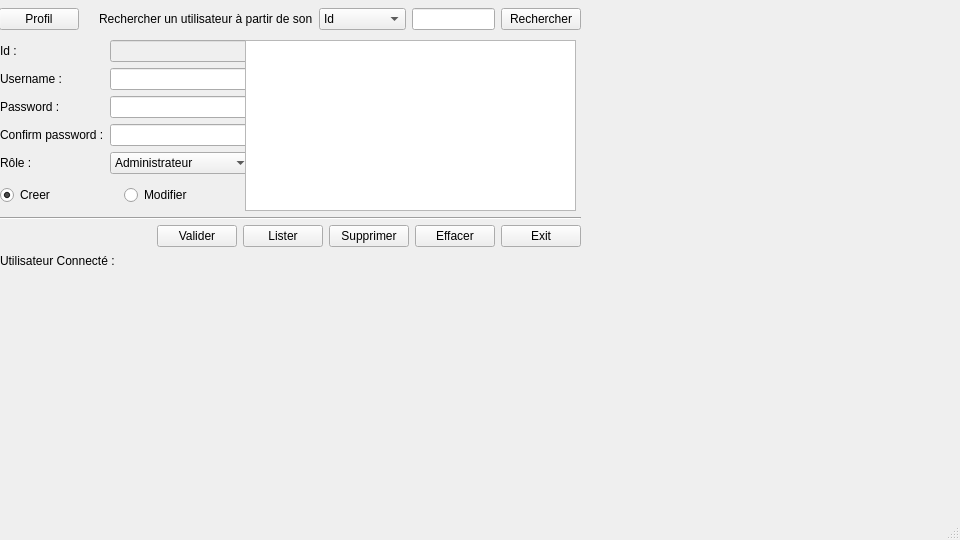
Old version of the form uiadministrateur.ui in the repository thiongane-ndiaga/gestion_des_notes.
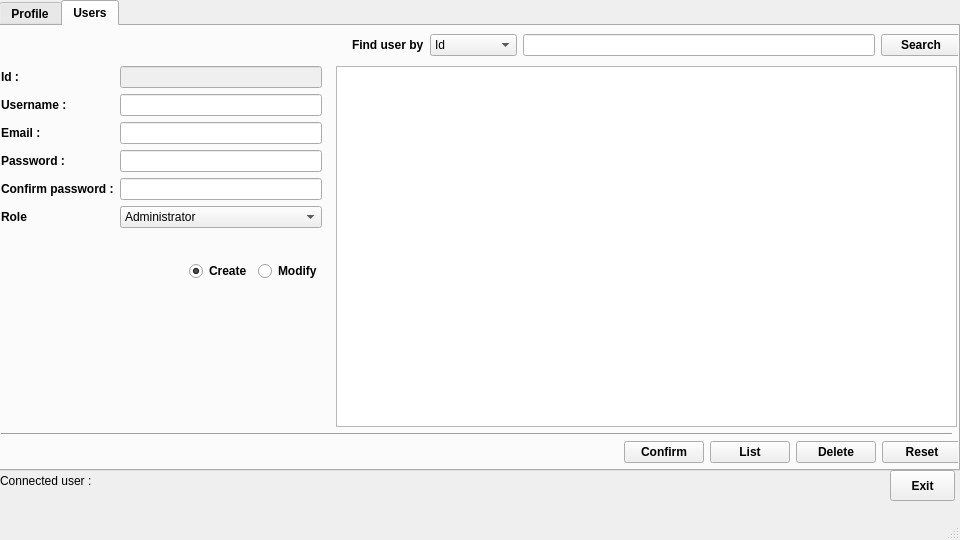
New version of the form.

Commit message: Refacturation UIAdministrateur

Diff of the .ui file:
```diff
--- a/uiadministrateur.ui
+++ b/uiadministrateur.ui
@@ -22,120 +22,285 @@
     <height>540</height>
    </size>
   </property>
+  <property name="font">
+   <font>
+    <family>Tahoma</family>
+    <weight>50</weight>
+    <bold>false</bold>
+   </font>
+  </property>
   <property name="windowTitle">
    <string>MainWindow</string>
   </property>
   <widget class="QWidget" name="centralwidget">
-   <widget class="QWidget" name="formLayoutWidget">
+   <widget class="QTabWidget" name="tabWidget">
     <property name="geometry">
      <rect>
-      <x>0</x>
+      <x>-1</x>
+      <y>0</y>
+      <width>961</width>
+      <height>471</height>
+     </rect>
+    </property>
+    <property name="font">
+     <font>
+      <family>Tahoma</family>
+      <weight>75</weight>
+      <bold>true</bold>
+     </font>
+    </property>
+    <property name="currentIndex">
+     <number>1</number>
+    </property>
+    <widget class="QWidget" name="tabProfile">
+     <attribute name="title">
+      <string>Profile</string>
+     </attribute>
+     <widget class="QWidget" name="horizontalLayoutWidget_5">
+      <property name="geometry">
+       <rect>
+        <x>-1</x>
       <y>40</y>
-      <width>252</width>
-      <height>152</height>
-     </rect>
-    </property>
-    <layout class="QFormLayout" name="formLayout">
+        <width>961</width>
+        <height>161</height>
+       </rect>
+      </property>
+      <layout class="QHBoxLayout" name="horizontalLayout_14">
+       <item>
+        <spacer name="horizontalSpacer_7">
+         <property name="orientation">
+          <enum>Qt::Horizontal</enum>
+         </property>
+         <property name="sizeHint" stdset="0">
+          <size>
+           <width>40</width>
+           <height>20</height>
+          </size>
+         </property>
+        </spacer>
+       </item>
+       <item>
+        <layout class="QFormLayout" name="formLayout_7">
      <item row="0" column="0">
-      <widget class="QLabel" name="labelId">
+          <widget class="QLabel" name="labelId_7">
+           <property name="font">
+            <font>
+             <family>Tahoma</family>
+             <weight>75</weight>
+             <bold>true</bold>
+            </font>
+           </property>
        <property name="text">
         <string>Id :</string>
        </property>
       </widget>
      </item>
      <item row="0" column="1">
-      <widget class="QLineEdit" name="lineEditId">
+          <widget class="QLineEdit" name="lineEditId_7">
        <property name="enabled">
         <bool>false</bool>
        </property>
+           <property name="font">
+            <font>
+             <family>Tahoma</family>
+             <weight>50</weight>
+             <bold>false</bold>
+            </font>
+           </property>
       </widget>
      </item>
      <item row="1" column="0">
-      <widget class="QLabel" name="labelUsername">
+          <widget class="QLabel" name="labelUsername_7">
+           <property name="font">
+            <font>
+             <family>Tahoma</family>
+             <weight>75</weight>
+             <bold>true</bold>
+            </font>
+           </property>
        <property name="text">
         <string>Username :</string>
        </property>
       </widget>
      </item>
      <item row="1" column="1">
-      <widget class="QLineEdit" name="lineEditUsername"/>
+          <widget class="QLineEdit" name="lineEditUsername_7">
+           <property name="font">
+            <font>
+             <family>Tahoma</family>
+             <weight>50</weight>
+             <bold>false</bold>
+            </font>
+           </property>
+          </widget>
      </item>
      <item row="2" column="0">
-      <widget class="QLabel" name="labelPassword">
+          <widget class="QLabel" name="labelEmail_5">
+           <property name="font">
+            <font>
+             <family>Tahoma</family>
+             <weight>75</weight>
+             <bold>true</bold>
+            </font>
+           </property>
        <property name="text">
-        <string>Password :</string>
+            <string>Email :</string>
        </property>
       </widget>
      </item>
      <item row="2" column="1">
-      <widget class="QLineEdit" name="lineEditPassword">
-       <property name="echoMode">
-        <enum>QLineEdit::Password</enum>
+          <widget class="QLineEdit" name="lineEditEmail_5">
+           <property name="font">
+            <font>
+             <family>Tahoma</family>
+             <weight>50</weight>
+             <bold>false</bold>
+            </font>
        </property>
       </widget>
      </item>
      <item row="3" column="0">
-      <widget class="QLabel" name="labelConfirmPassword">
+          <widget class="QLabel" name="labelPassword_7">
+           <property name="font">
+            <font>
+             <family>Tahoma</family>
+             <weight>75</weight>
+             <bold>true</bold>
+            </font>
+           </property>
        <property name="text">
-        <string>Confirm password :</string>
+            <string>Password :</string>
        </property>
       </widget>
      </item>
      <item row="3" column="1">
-      <widget class="QLineEdit" name="lineEditConfirmPassword">
+          <widget class="QLineEdit" name="lineEditPassword_7">
+           <property name="font">
+            <font>
+             <family>Tahoma</family>
+             <weight>50</weight>
+             <bold>false</bold>
+            </font>
+           </property>
        <property name="echoMode">
         <enum>QLineEdit::Password</enum>
        </property>
       </widget>
      </item>
      <item row="4" column="0">
-      <widget class="QLabel" name="labelRole">
+          <widget class="QLabel" name="labelConfirmPassword_7">
+           <property name="font">
+            <font>
+             <family>Tahoma</family>
+             <weight>75</weight>
+             <bold>true</bold>
+            </font>
+           </property>
        <property name="text">
-        <string>Rôle :</string>
+            <string>Confirm password :</string>
        </property>
       </widget>
      </item>
      <item row="4" column="1">
-      <widget class="QComboBox" name="comboBoxRole">
-       <property name="currentIndex">
-        <number>0</number>
-       </property>
-       <item>
-        <property name="text">
-         <string>Administrateur</string>
-        </property>
-       </item>
+          <widget class="QLineEdit" name="lineEditConfirmPassword_7">
+           <property name="font">
+            <font>
+             <family>Tahoma</family>
+             <weight>50</weight>
+             <bold>false</bold>
+            </font>
+           </property>
+           <property name="echoMode">
+            <enum>QLineEdit::Password</enum>
+           </property>
+          </widget>
+         </item>
+        </layout>
+       </item>
        <item>
-        <property name="text">
-         <string>Responsable</string>
-        </property>
+        <spacer name="horizontalSpacer_9">
+         <property name="orientation">
+          <enum>Qt::Horizontal</enum>
+         </property>
+         <property name="sizeHint" stdset="0">
+          <size>
+           <width>40</width>
+           <height>20</height>
+          </size>
+         </property>
+        </spacer>
        </item>
+      </layout>
+     </widget>
+     <widget class="QWidget" name="horizontalLayoutWidget_6">
+      <property name="geometry">
+       <rect>
+        <x>0</x>
+        <y>200</y>
+        <width>961</width>
+        <height>32</height>
+       </rect>
+      </property>
+      <layout class="QHBoxLayout" name="horizontalLayout_15">
        <item>
-        <property name="text">
-         <string>Formateur</string>
-        </property>
+        <spacer name="horizontalSpacer_11">
+         <property name="orientation">
+          <enum>Qt::Horizontal</enum>
+         </property>
+         <property name="sizeHint" stdset="0">
+          <size>
+           <width>40</width>
+           <height>20</height>
+          </size>
+         </property>
+        </spacer>
        </item>
        <item>
+        <widget class="QPushButton" name="pushButtonModifyProfile">
+         <property name="font">
+          <font>
+           <family>Tahoma</family>
+           <weight>75</weight>
+           <bold>true</bold>
+          </font>
+         </property>
         <property name="text">
-         <string>Etudiant</string>
-        </property>
-       </item>
-      </widget>
-     </item>
-    </layout>
-   </widget>
+          <string>Modify</string>
+         </property>
+        </widget>
+       </item>
+       <item>
+        <spacer name="horizontalSpacer_10">
+         <property name="orientation">
+          <enum>Qt::Horizontal</enum>
+         </property>
+         <property name="sizeHint" stdset="0">
+          <size>
+           <width>40</width>
+           <height>20</height>
+          </size>
+         </property>
+        </spacer>
+       </item>
+      </layout>
+     </widget>
+    </widget>
+    <widget class="QWidget" name="tabUsers">
+     <attribute name="title">
+      <string>Users</string>
+     </attribute>
    <widget class="QWidget" name="horizontalLayoutWidget_2">
     <property name="geometry">
      <rect>
       <x>0</x>
-      <y>220</y>
-      <width>581</width>
+        <y>410</y>
+        <width>961</width>
       <height>32</height>
      </rect>
     </property>
-    <layout class="QHBoxLayout" name="horizontalLayout_2">
+      <layout class="QHBoxLayout" name="horizontalLayout_12">
      <item>
-      <spacer name="horizontalSpacer">
+        <spacer name="horizontalSpacer_6">
        <property name="orientation">
         <enum>Qt::Horizontal</enum>
        </property>
@@ -148,87 +313,92 @@
       </spacer>
      </item>
      <item>
-      <widget class="QPushButton" name="pushButtonValider">
-       <property name="text">
-        <string>Valider</string>
-       </property>
-      </widget>
-     </item>
-     <item>
-      <widget class="QPushButton" name="pushButtonLister">
+        <widget class="QPushButton" name="pushButtonConfirm">
+         <property name="font">
+          <font>
+           <family>Tahoma</family>
+           <weight>75</weight>
+           <bold>true</bold>
+          </font>
+         </property>
        <property name="text">
-        <string>Lister</string>
+          <string>Confirm</string>
        </property>
       </widget>
      </item>
      <item>
-      <widget class="QPushButton" name="pushButtonSupprimer">
+        <widget class="QPushButton" name="pushButtonList">
+         <property name="font">
+          <font>
+           <family>Tahoma</family>
+           <weight>75</weight>
+           <bold>true</bold>
+          </font>
+         </property>
        <property name="text">
-        <string>Supprimer</string>
+          <string>List</string>
        </property>
       </widget>
      </item>
      <item>
-      <widget class="QPushButton" name="pushButtonEffacer">
+        <widget class="QPushButton" name="pushButtonDelete">
+         <property name="font">
+          <font>
+           <family>Tahoma</family>
+           <weight>75</weight>
+           <bold>true</bold>
+          </font>
+         </property>
        <property name="text">
-        <string>Effacer</string>
+          <string>Delete</string>
        </property>
       </widget>
      </item>
      <item>
-      <widget class="QPushButton" name="pushButtonExit">
+        <widget class="QPushButton" name="pushButtonReset">
+         <property name="font">
+          <font>
+           <family>Tahoma</family>
+           <weight>75</weight>
+           <bold>true</bold>
+          </font>
+         </property>
        <property name="text">
-        <string>Exit</string>
+          <string>Reset</string>
        </property>
       </widget>
      </item>
     </layout>
    </widget>
-   <widget class="Line" name="line">
-    <property name="geometry">
-     <rect>
-      <x>0</x>
-      <y>210</y>
-      <width>581</width>
-      <height>16</height>
-     </rect>
-    </property>
-    <property name="orientation">
-     <enum>Qt::Horizontal</enum>
-    </property>
-   </widget>
    <widget class="QTableView" name="tableView">
     <property name="geometry">
      <rect>
-      <x>245</x>
+        <x>335</x>
       <y>40</y>
-      <width>331</width>
-      <height>171</height>
-     </rect>
-    </property>
+        <width>621</width>
+        <height>361</height>
+       </rect>
+      </property>
+      <property name="font">
+       <font>
+        <family>Tahoma</family>
+        <weight>50</weight>
+        <bold>false</bold>
+       </font>
+      </property>
    </widget>
    <widget class="QWidget" name="horizontalLayoutWidget_3">
     <property name="geometry">
      <rect>
       <x>-1</x>
       <y>0</y>
-      <width>582</width>
+        <width>961</width>
       <height>38</height>
      </rect>
     </property>
-    <layout class="QHBoxLayout" name="horizontalLayout_3">
+      <layout class="QHBoxLayout" name="horizontalLayout_10">
      <item>
-      <widget class="QPushButton" name="pushButtonProfil">
-       <property name="toolTip">
-        <string>Consulter mon profil ...</string>
-       </property>
-       <property name="text">
-        <string>Profil</string>
-       </property>
-      </widget>
-     </item>
-     <item>
-      <spacer name="horizontalSpacer_2">
+        <spacer name="horizontalSpacer_5">
        <property name="orientation">
         <enum>Qt::Horizontal</enum>
        </property>
@@ -241,14 +411,28 @@
       </spacer>
      </item>
      <item>
-      <widget class="QLabel" name="labelRechercher">
+        <widget class="QLabel" name="labelFindBy">
+         <property name="font">
+          <font>
+           <family>Tahoma</family>
+           <weight>75</weight>
+           <bold>true</bold>
+          </font>
+         </property>
        <property name="text">
-        <string>Rechercher un utilisateur à partir de son</string>
+          <string>Find user by</string>
        </property>
       </widget>
      </item>
      <item>
-      <widget class="QComboBox" name="comboBoxRechercherPar">
+        <widget class="QComboBox" name="comboBoxFindBy">
+         <property name="font">
+          <font>
+           <family>Tahoma</family>
+           <weight>50</weight>
+           <bold>false</bold>
+          </font>
+         </property>
        <property name="currentIndex">
         <number>0</number>
        </property>
@@ -265,31 +449,266 @@
       </widget>
      </item>
      <item>
-      <widget class="QLineEdit" name="lineEditRechercher"/>
+        <widget class="QLineEdit" name="lineEditSearch">
+         <property name="font">
+          <font>
+           <family>Tahoma</family>
+           <weight>50</weight>
+           <bold>false</bold>
+          </font>
+         </property>
+        </widget>
      </item>
      <item>
-      <widget class="QPushButton" name="pushButtonRechercher">
+        <widget class="QPushButton" name="pushButtonSearch">
        <property name="text">
-        <string>Rechercher</string>
+          <string>Search</string>
        </property>
       </widget>
      </item>
     </layout>
    </widget>
+     <widget class="QWidget" name="formLayoutWidget">
+      <property name="geometry">
+       <rect>
+        <x>0</x>
+        <y>40</y>
+        <width>321</width>
+        <height>191</height>
+       </rect>
+      </property>
+      <layout class="QFormLayout" name="formLayout_3">
+       <item row="0" column="0">
+        <widget class="QLabel" name="labelId_3">
+         <property name="font">
+          <font>
+           <family>Tahoma</family>
+           <weight>75</weight>
+           <bold>true</bold>
+          </font>
+         </property>
+         <property name="text">
+          <string>Id :</string>
+         </property>
+        </widget>
+       </item>
+       <item row="0" column="1">
+        <widget class="QLineEdit" name="lineEditId_3">
+         <property name="enabled">
+          <bool>false</bool>
+         </property>
+         <property name="font">
+          <font>
+           <family>Tahoma</family>
+           <weight>50</weight>
+           <bold>false</bold>
+          </font>
+         </property>
+        </widget>
+       </item>
+       <item row="1" column="0">
+        <widget class="QLabel" name="labelUsername_3">
+         <property name="font">
+          <font>
+           <family>Tahoma</family>
+           <weight>75</weight>
+           <bold>true</bold>
+          </font>
+         </property>
+         <property name="text">
+          <string>Username :</string>
+         </property>
+        </widget>
+       </item>
+       <item row="1" column="1">
+        <widget class="QLineEdit" name="lineEditUsername_3">
+         <property name="font">
+          <font>
+           <family>Tahoma</family>
+           <weight>50</weight>
+           <bold>false</bold>
+          </font>
+         </property>
+        </widget>
+       </item>
+       <item row="3" column="0">
+        <widget class="QLabel" name="labelPassword_3">
+         <property name="font">
+          <font>
+           <family>Tahoma</family>
+           <weight>75</weight>
+           <bold>true</bold>
+          </font>
+         </property>
+         <property name="text">
+          <string>Password :</string>
+         </property>
+        </widget>
+       </item>
+       <item row="3" column="1">
+        <widget class="QLineEdit" name="lineEditPassword_3">
+         <property name="font">
+          <font>
+           <family>Tahoma</family>
+           <weight>50</weight>
+           <bold>false</bold>
+          </font>
+         </property>
+         <property name="echoMode">
+          <enum>QLineEdit::Password</enum>
+         </property>
+        </widget>
+       </item>
+       <item row="4" column="0">
+        <widget class="QLabel" name="labelConfirmPassword_3">
+         <property name="font">
+          <font>
+           <family>Tahoma</family>
+           <weight>75</weight>
+           <bold>true</bold>
+          </font>
+         </property>
+         <property name="text">
+          <string>Confirm password :</string>
+         </property>
+        </widget>
+       </item>
+       <item row="4" column="1">
+        <widget class="QLineEdit" name="lineEditConfirmPassword_3">
+         <property name="font">
+          <font>
+           <family>Tahoma</family>
+           <weight>50</weight>
+           <bold>false</bold>
+          </font>
+         </property>
+         <property name="echoMode">
+          <enum>QLineEdit::Password</enum>
+         </property>
+        </widget>
+       </item>
+       <item row="5" column="0">
+        <widget class="QLabel" name="labelRole_3">
+         <property name="font">
+          <font>
+           <family>Tahoma</family>
+           <weight>75</weight>
+           <bold>true</bold>
+          </font>
+         </property>
+         <property name="text">
+          <string>Role</string>
+         </property>
+        </widget>
+       </item>
+       <item row="5" column="1">
+        <widget class="QComboBox" name="comboBoxRole_3">
+         <property name="font">
+          <font>
+           <family>Tahoma</family>
+           <weight>50</weight>
+           <bold>false</bold>
+          </font>
+         </property>
+         <property name="currentIndex">
+          <number>0</number>
+         </property>
+         <item>
+          <property name="text">
+           <string>Administrator</string>
+          </property>
+         </item>
+         <item>
+          <property name="text">
+           <string>Manager</string>
+          </property>
+         </item>
+         <item>
+          <property name="text">
+           <string>Professor</string>
+          </property>
+         </item>
+         <item>
+          <property name="text">
+           <string>Student</string>
+          </property>
+         </item>
+        </widget>
+       </item>
+       <item row="2" column="0">
+        <widget class="QLabel" name="labelEmail">
+         <property name="font">
+          <font>
+           <family>Tahoma</family>
+           <weight>75</weight>
+           <bold>true</bold>
+          </font>
+         </property>
+         <property name="text">
+          <string>Email :</string>
+         </property>
+        </widget>
+       </item>
+       <item row="2" column="1">
+        <widget class="QLineEdit" name="lineEditEmail">
+         <property name="font">
+          <font>
+           <family>Tahoma</family>
+           <weight>50</weight>
+           <bold>false</bold>
+          </font>
+         </property>
+        </widget>
+       </item>
+      </layout>
+     </widget>
+     <widget class="Line" name="line">
+      <property name="geometry">
+       <rect>
+        <x>0</x>
+        <y>400</y>
+        <width>951</width>
+        <height>16</height>
+       </rect>
+      </property>
+      <property name="orientation">
+       <enum>Qt::Horizontal</enum>
+      </property>
+     </widget>
    <widget class="QWidget" name="horizontalLayoutWidget">
     <property name="geometry">
      <rect>
       <x>0</x>
-      <y>180</y>
-      <width>241</width>
+        <y>230</y>
+        <width>321</width>
       <height>31</height>
      </rect>
     </property>
-    <layout class="QHBoxLayout" name="horizontalLayout">
+      <layout class="QHBoxLayout" name="horizontalLayout_11">
      <item>
-      <widget class="QRadioButton" name="radioButtonCreer">
+        <spacer name="horizontalSpacer_8">
+         <property name="orientation">
+          <enum>Qt::Horizontal</enum>
+         </property>
+         <property name="sizeHint" stdset="0">
+          <size>
+           <width>40</width>
+           <height>20</height>
+          </size>
+         </property>
+        </spacer>
+       </item>
+       <item>
+        <widget class="QRadioButton" name="radioButtonCreate">
+         <property name="font">
+          <font>
+           <family>Tahoma</family>
+           <weight>75</weight>
+           <bold>true</bold>
+          </font>
+         </property>
        <property name="text">
-        <string>Creer</string>
+          <string>Create</string>
        </property>
        <property name="checked">
         <bool>true</bool>
@@ -297,33 +716,56 @@
       </widget>
      </item>
      <item>
-      <widget class="QRadioButton" name="radioButtonModifier">
+        <widget class="QRadioButton" name="radioButtonModify">
+         <property name="font">
+          <font>
+           <family>Tahoma</family>
+           <weight>75</weight>
+           <bold>true</bold>
+          </font>
+         </property>
        <property name="text">
-        <string>Modifier</string>
+          <string>Modify</string>
        </property>
       </widget>
      </item>
     </layout>
+     </widget>
+    </widget>
    </widget>
    <widget class="QWidget" name="horizontalLayoutWidget_4">
     <property name="geometry">
      <rect>
       <x>0</x>
-      <y>250</y>
+      <y>470</y>
       <width>221</width>
       <height>21</height>
      </rect>
     </property>
-    <layout class="QHBoxLayout" name="horizontalLayout_4">
+    <layout class="QHBoxLayout" name="horizontalLayout_9">
      <item>
-      <widget class="QLabel" name="labelUtilisateurConnecteTitre">
+      <widget class="QLabel" name="labelConnectedUserTitle">
+       <property name="font">
+        <font>
+         <family>Tahoma</family>
+         <weight>50</weight>
+         <bold>false</bold>
+        </font>
+       </property>
        <property name="text">
-        <string>Utilisateur Connecté :</string>
+        <string>Connected user :</string>
        </property>
       </widget>
      </item>
      <item>
-      <widget class="QLabel" name="labelUtilisateurConnecte">
+      <widget class="QLabel" name="labelConnectedUser">
+       <property name="font">
+        <font>
+         <family>Tahoma</family>
+         <weight>75</weight>
+         <bold>true</bold>
+        </font>
+       </property>
        <property name="text">
         <string>&lt;dynamic&gt;</string>
        </property>
@@ -331,6 +773,26 @@
      </item>
     </layout>
    </widget>
+   <widget class="QPushButton" name="pushButtonExit_3">
+    <property name="geometry">
+     <rect>
+      <x>890</x>
+      <y>470</y>
+      <width>65</width>
+      <height>31</height>
+     </rect>
+    </property>
+    <property name="font">
+     <font>
+      <family>Tahoma</family>
+      <weight>75</weight>
+      <bold>true</bold>
+     </font>
+    </property>
+    <property name="text">
+     <string>Exit</string>
+    </property>
+   </widget>
   </widget>
   <widget class="QMenuBar" name="menubar">
    <property name="geometry">
@@ -342,7 +804,15 @@
     </rect>
    </property>
   </widget>
-  <widget class="QStatusBar" name="statusbar"/>
+  <widget class="QStatusBar" name="statusbar">
+   <property name="font">
+    <font>
+     <family>Tahoma</family>
+     <weight>50</weight>
+     <bold>false</bold>
+    </font>
+   </property>
+  </widget>
  </widget>
  <resources/>
  <connections/>
```
Lines whose indentation alone changed are shown as unchanged.
